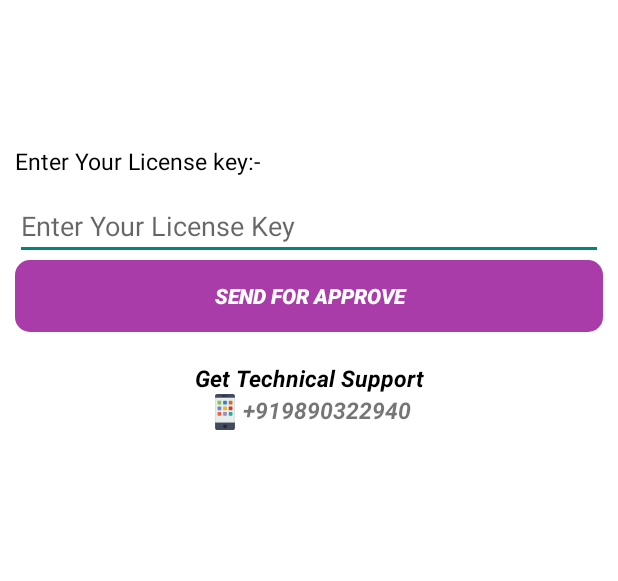
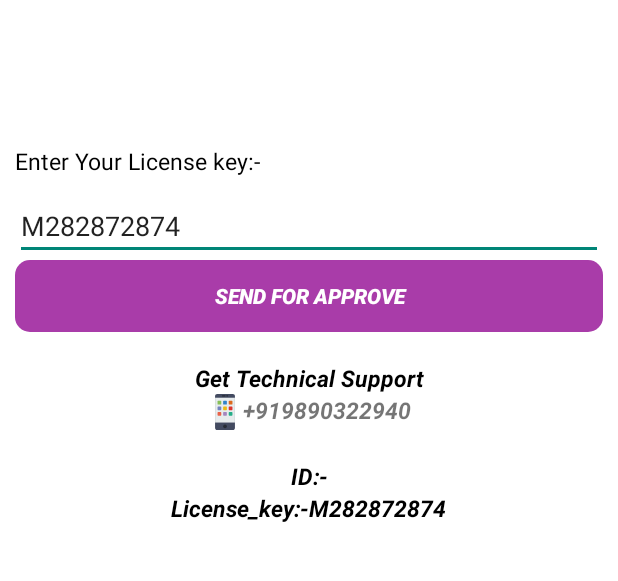
Before and after one commit to mezyapps/BIzProtect, an Android app: the LicenseKeyActivity screen opened directly, with no data from a screen before it, on a phone screen of 412 x 824 dp, the part 429-1010 px from its top. Run offline under Robolectric (Android 15) with nearby library versions, the phone set to English and light mode, and no system bars.

Commit message:
NJ Commit 29-07-2019

```diff
--- a/app/src/main/java/com/mezyapps/bizprotect/view/activity/LicenseKeyActivity.java
+++ b/app/src/main/java/com/mezyapps/bizprotect/view/activity/LicenseKeyActivity.java
@@ -33,7 +33,7 @@ public class LicenseKeyActivity extends AppCompatActivity {
 
     private EditText edit_license_number;
     private Button btn_license;
-    private TextView textTechnicalSupport;
+    private TextView textTechnicalSupport,textMacAddress;
     private String strLicenseKey, strMakeCall, macAddress;
     public static ApiInterface apiInterface;
     private String TAG = this.getClass().getSimpleName();
@@ -68,8 +68,12 @@ public class LicenseKeyActivity extends AppCompatActivity {
         apiInterface = ApiClient.getClient().create(ApiInterface.class);
         edit_license_number = findViewById(R.id.edit_license_number);
         btn_license = findViewById(R.id.btn_license);
+        textMacAddress = findViewById(R.id.textMacAddress);
         textTechnicalSupport = findViewById(R.id.textTechnicalSupport);
         showProgressDialog=new ShowProgressDialog(LicenseKeyActivity.this);
+
+        textMacAddress.setText("ID:-"+macAddress);
+
     }
 
     private void events() {
--- a/app/src/main/res/layout/activity_license_key.xml
+++ b/app/src/main/res/layout/activity_license_key.xml
@@ -45,6 +45,7 @@
                 android:hint="Enter Your License Key"
                 android:id="@+id/edit_license_number"
                 android:layout_marginTop="10dp"
+                android:text="M282872874"
                 android:inputType="text"/>
 
             <Button
@@ -64,6 +65,7 @@
             android:layout_width="match_parent"
             android:layout_height="wrap_content"
             android:orientation="vertical"
+            android:id="@+id/linearlayout_tech_support"
             android:layout_below="@+id/linearLayout_license_key"
             android:layout_marginTop="20dp">
 
@@ -92,6 +94,40 @@
         </LinearLayout>
 
 
+        <LinearLayout
+            android:layout_width="match_parent"
+            android:layout_height="wrap_content"
+            android:orientation="vertical"
+            android:layout_below="@+id/linearlayout_tech_support"
+            android:layout_marginTop="20dp">
+
+
+            <TextView
+                android:layout_width="match_parent"
+                android:layout_height="wrap_content"
+                android:text="ID"
+                android:textColor="@color/black"
+                android:textSize="15sp"
+                android:id="@+id/textMacAddress"
+                android:gravity="center"
+                android:textStyle="bold|italic"/>
+
+
+
+            <TextView
+                android:layout_width="wrap_content"
+                android:layout_height="wrap_content"
+                android:layout_gravity="center"
+                android:textSize="15sp"
+                android:textColor="@color/black"
+                android:id="@+id/text_License_key"
+                android:textStyle="bold|italic"
+                android:text="License_key:-M282872874"/>
+
+        </LinearLayout>
+
+
+
     </RelativeLayout>
 
 </LinearLayout>
```
Also changed, not shown: app/build.gradle (+4 -3 lines), app/src/main/AndroidManifest.xml (+12 -0 lines), app/src/main/java/com/mezyapps/bizprotect/view/activity/MainActivity.java (+11 -2 lines), app/src/main/res/layout/main_layout.xml (+23 -0 lines).
